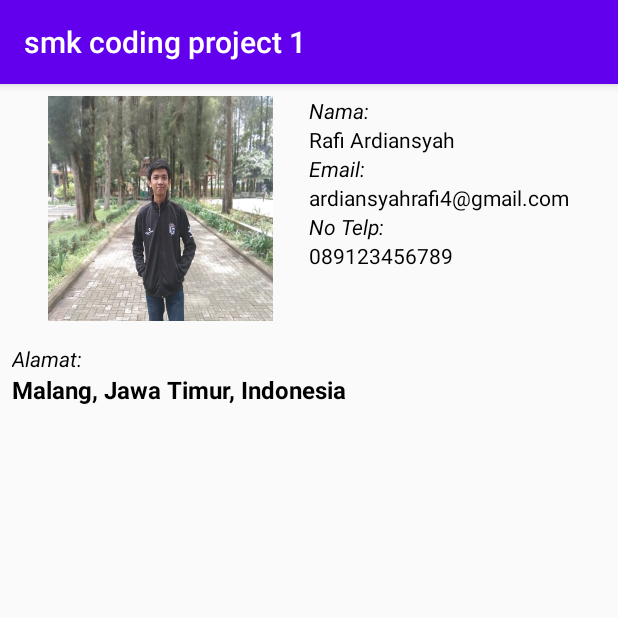
After one commit to rafael543215/project-smk-coding, an Android app: the AboutActivity screen opened directly, with no data from a screen before it, on a phone screen of 412 x 824 dp, the top half of it. The commit adds this screen. Run offline under Robolectric (Android 15) with nearby library versions, the phone set to English and light mode, and no system bars.

Commit message:
menambahkan about activity

```diff
--- a/app/src/main/AndroidManifest.xml
+++ b/app/src/main/AndroidManifest.xml
@@ -9,7 +9,8 @@
         android:roundIcon="@mipmap/ic_launcher_round"
         android:supportsRtl="true"
         android:theme="@style/AppTheme">
-        <activity android:name=".EditNameActivity"></activity>
+        <activity android:name=".AboutActivity"></activity>
+        <activity android:name=".EditNameActivity" />
         <activity android:name=".ProfileActivity" />
         <activity android:name=".Main2Activity" />
         <activity android:name=".MainActivity">
--- /dev/null
+++ b/app/src/main/java/com/example/smkcodingproject1/AboutActivity.kt
@@ -0,0 +1,12 @@
+package com.example.smkcodingproject1
+
+import androidx.appcompat.app.AppCompatActivity
+import android.os.Bundle
+
+class AboutActivity : AppCompatActivity() {
+
+    override fun onCreate(savedInstanceState: Bundle?) {
+        super.onCreate(savedInstanceState)
+        setContentView(R.layout.activity_about)
+    }
+}
--- a/app/src/main/java/com/example/smkcodingproject1/ProfileActivity.kt
+++ b/app/src/main/java/com/example/smkcodingproject1/ProfileActivity.kt
@@ -23,6 +23,8 @@ class ProfileActivity : AppCompatActivity() {
         btn_editnama.setOnClickListener { navigasiEditProfile() }
 
         btn_dial.setOnClickListener { dialPhoneNumber(tv_telp.text.toString()) }
+
+        btn_about.setOnClickListener { about() }
     }
 
     //fungsi Pengambil Data
@@ -78,4 +80,9 @@ class ProfileActivity : AppCompatActivity() {
             startActivity(intent)
         }
     }
+
+    private fun about(){
+        val intent = Intent(this, AboutActivity::class.java)
+        startActivity(intent)
+    }
 }
--- /dev/null
+++ b/app/src/main/res/layout/activity_about.xml
@@ -0,0 +1,85 @@
+<?xml version="1.0" encoding="utf-8"?>
+<ScrollView xmlns:android="http://schemas.android.com/apk/res/android"
+    xmlns:app="http://schemas.android.com/apk/res-auto"
+    xmlns:tools="http://schemas.android.com/tools"
+    android:layout_width="match_parent"
+    android:layout_height="match_parent"
+    tools:context=".AboutActivity"
+    >
+
+    <LinearLayout
+        android:layout_width="match_parent"
+        android:layout_height="wrap_content"
+        android:orientation="vertical"
+        android:layout_margin="8dp">
+        <LinearLayout
+            android:layout_width="match_parent"
+            android:layout_height="wrap_content">
+            <ImageView
+                android:id="@+id/imageView"
+                android:layout_width="match_parent"
+                android:layout_height="150dp"
+                android:layout_weight="1"
+                app:srcCompat="@drawable/about" />
+
+            <LinearLayout
+                android:layout_width="match_parent"
+                android:layout_height="wrap_content"
+                android:layout_weight="1"
+                android:orientation="vertical">
+                <TextView
+                    android:layout_width="match_parent"
+                    android:layout_height="wrap_content"
+                    android:text="Nama:"
+                    android:textStyle="italic"
+                    android:textColor="@color/black"/>
+                <TextView
+                    android:layout_width="match_parent"
+                    android:layout_height="wrap_content"
+                    android:text="Rafi Ardiansyah"
+                    android:textColor="@color/black"
+                    android:textSize="14dp"/>
+                <TextView
+                    android:layout_width="match_parent"
+                    android:layout_height="wrap_content"
+                    android:text="Email:"
+                    android:textStyle="italic"
+                    android:textColor="@color/black"/>
+                <TextView
+                    android:layout_width="match_parent"
+                    android:layout_height="wrap_content"
+                    android:text="ardiansyahrafi4@gmail.com"
+                    android:textColor="@color/black"
+                    android:textSize="14dp"/>
+                <TextView
+                    android:layout_width="match_parent"
+                    android:layout_height="wrap_content"
+                    android:text="No Telp:"
+                    android:textStyle="italic"
+                    android:textColor="@color/black"/>
+                <TextView
+                    android:layout_width="match_parent"
+                    android:layout_height="wrap_content"
+                    android:text="089123456789"
+                    android:textColor="@color/black"
+                    android:textSize="14dp"/>
+             </LinearLayout>
+        </LinearLayout>
+
+            <TextView
+                android:layout_width="match_parent"
+                android:layout_height="wrap_content"
+                android:layout_marginTop="15dp"
+                android:text="Alamat:"
+                android:textColor="@color/black"
+                android:textStyle="italic"/>
+            <TextView
+                android:layout_width="match_parent"
+                android:layout_height="wrap_content"
+                android:text="Malang, Jawa Timur, Indonesia"
+                android:textStyle="bold"
+                android:textColor="@color/black"
+                android:textSize="16dp"/>
+
+    </LinearLayout>
+</ScrollView>
```
Also changed, not shown: app/src/main/res/drawable-v24/about.jpg (added).
